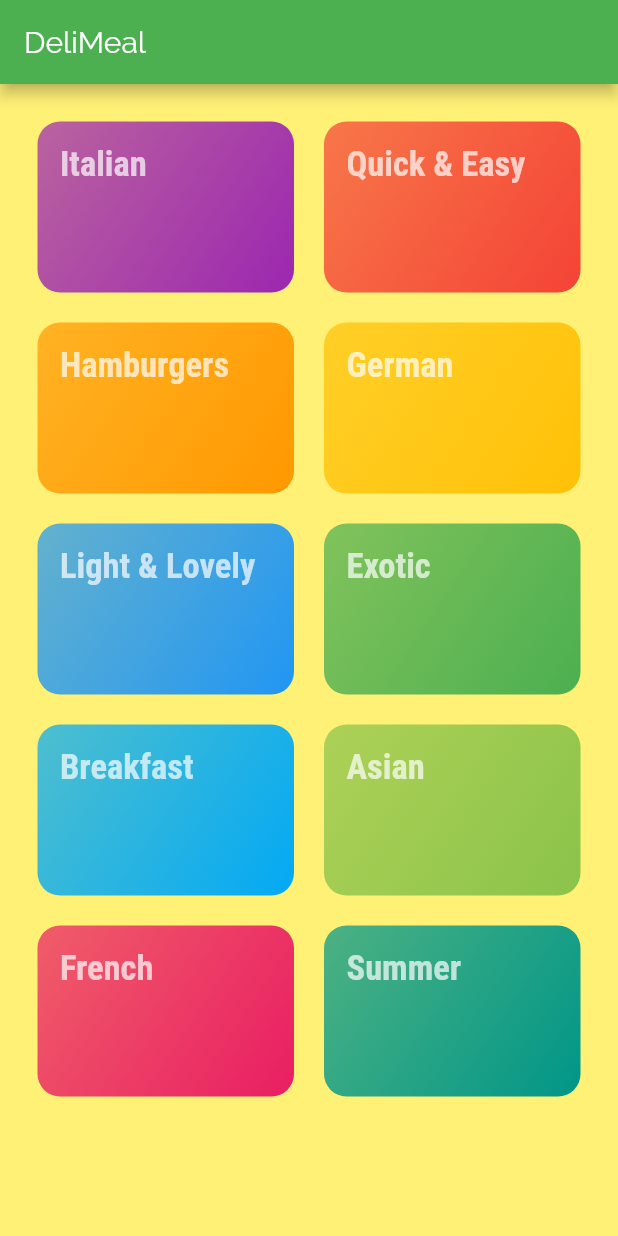
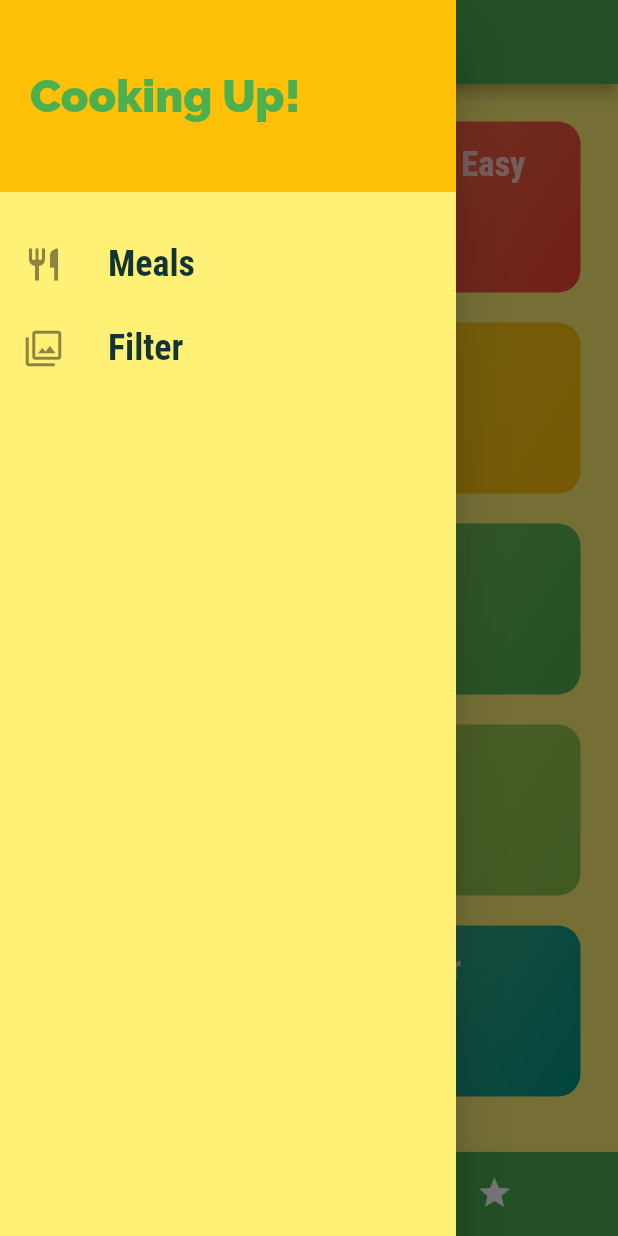
Before and after one commit to PoPowerYang/mealsapp, a Flutter app: the screen it shows after launch, with the side drawer open (before the commit the screen has no drawer), on a phone screen of 412 x 824 dp. Run offline on Flutter 3.47's test engine with Material 2 defaults, Android fonts, the phone set to English and light mode, and no system bars.

Commit message:
drawer added

```diff
--- a/lib/main.dart
+++ b/lib/main.dart
@@ -1,5 +1,6 @@
 import 'package:flutter/material.dart';
 
+import './screens/tab_screen.dart';
 import './screens/meal_detail_screen.dart';
 import './screens/category_meals_screen.dart';
 import './screens/categories_screen.dart';
@@ -34,7 +35,7 @@ class MyApp extends StatelessWidget {
       // home: CategoriesScreen(),
       initialRoute: '/', //default is /
       routes: {
-        '/': (ctx) => CategoriesScreen(),
+        '/': (ctx) => TabsScreen(),
         CategoryMealsScreen.routeName : (ctx) => CategoryMealsScreen(),
         MealDetailScreen.routeName: (ctx) => MealDetailScreen(),
       },
--- a/lib/screens/categories_screen.dart
+++ b/lib/screens/categories_screen.dart
@@ -6,9 +6,7 @@ import '../widgets/category_item.dart';
 class CategoriesScreen extends StatelessWidget {
   @override
   Widget build(BuildContext context) {
-    return Scaffold(
-      appBar: AppBar(title: const Text('DeliMeal'),),
-      body: GridView(
+    return GridView(
         padding: const EdgeInsets.all(25),
         children: DUMMY_CATEGORIES.map(
           (catData) => CategoryItem(
@@ -24,7 +22,6 @@ class CategoriesScreen extends StatelessWidget {
           crossAxisSpacing: 20,
           mainAxisSpacing: 20,
         ),
-      ),
     );
   }
 }
--- /dev/null
+++ b/lib/screens/favorite_screen.dart
@@ -0,0 +1,10 @@
+import 'package:flutter/material.dart';
+
+class FavoriteScreen extends StatelessWidget {
+  @override
+  Widget build(BuildContext context) {
+    return Container(
+      child: Text('data'),
+    );
+  }
+}
--- /dev/null
+++ b/lib/screens/main_drawer.dart
@@ -0,0 +1,50 @@
+import 'package:flutter/material.dart';
+
+class MainDrawer extends StatelessWidget {
+  Widget buildListTile(String title, IconData icon) {
+    return ListTile(
+            leading: Icon(icon, size: 26,),
+            title: Text(
+              title,
+              style: TextStyle(
+                fontFamily: 'RobotoCondensed',
+                fontSize: 24,
+                fontWeight: FontWeight.bold,
+              ),
+            ),
+            onTap: () {
+
+            },
+          );
+  }
+
+  @override
+  Widget build(BuildContext context) {
+    return Drawer(
+      child: Column(
+        children: <Widget>[
+          Container(
+            height: 128,
+            width: double.infinity,
+            padding: EdgeInsets.all(20),
+            alignment: Alignment.centerLeft,
+            color: Theme.of(context).accentColor,
+            child: Text(
+              'Cooking Up!',
+              style: TextStyle(
+                fontWeight: FontWeight.w900,
+                fontSize: 30,
+                color: Theme.of(context).primaryColor,
+              ),
+            ),
+          ),
+          SizedBox(
+            height: 20,
+          ),
+          buildListTile('Meals', Icons.restaurant),
+          buildListTile('Filter', Icons.filter),
+        ],
+      ),
+    );
+  }
+}
--- /dev/null
+++ b/lib/screens/tab_screen.dart
@@ -0,0 +1,62 @@
+import 'package:flutter/material.dart';
+
+import '../screens/main_drawer.dart';
+import '../screens/favorite_screen.dart';
+import '../screens/categories_screen.dart';
+
+class TabsScreen extends StatefulWidget {
+  @override
+  _TabsScreenState createState() => _TabsScreenState();
+}
+
+class _TabsScreenState extends State<TabsScreen> {
+  final List<Map<String, Object>> _pages = [
+    {
+      'page': CategoriesScreen(),
+      'title': 'Categories',
+    },
+    {
+      'page': FavoriteScreen(),
+      'title': 'Your Favorite',
+    },
+    ];
+
+  int _selectedPageIndex = 0;
+
+  void _selectPage(int index) {
+    setState(() {
+     _selectedPageIndex = index;
+    });
+  }
+
+  @override
+  Widget build(BuildContext context) {
+    return Scaffold(
+        appBar: AppBar(
+          title: Text(_pages[_selectedPageIndex]['title']),
+        ),
+        drawer: MainDrawer(),
+        body: _pages[_selectedPageIndex]['page'],
+        bottomNavigationBar: BottomNavigationBar(
+          onTap: _selectPage,
+          backgroundColor: Theme.of(context).primaryColor,
+          unselectedItemColor: Colors.white,
+          selectedItemColor: Colors.black,
+          currentIndex: _selectedPageIndex,
+          type: BottomNavigationBarType.shifting,
+          items: [
+            BottomNavigationBarItem(
+              backgroundColor: Theme.of(context).primaryColor,
+              icon: Icon(Icons.category),
+              title: Text('Categories'),
+            ),
+            BottomNavigationBarItem(
+              backgroundColor: Theme.of(context).primaryColor,
+              icon: Icon(Icons.star),
+              title: Text('Favorite'),
+            ),
+          ],
+        ),
+      );
+  }
+}
```
